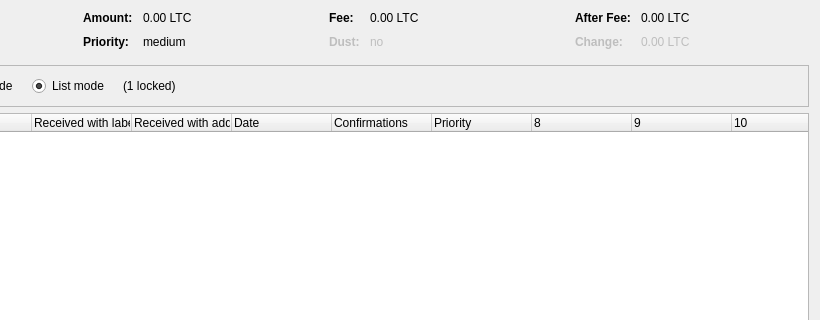
Above: src/qt/forms/coincontroldialog.ui from YoshiNomura/moneycoin1 before the change; both pictures show x 180 to 1000 and y 0 to 320 of the 1000 by 500 pixel window. Below: the same form after it.
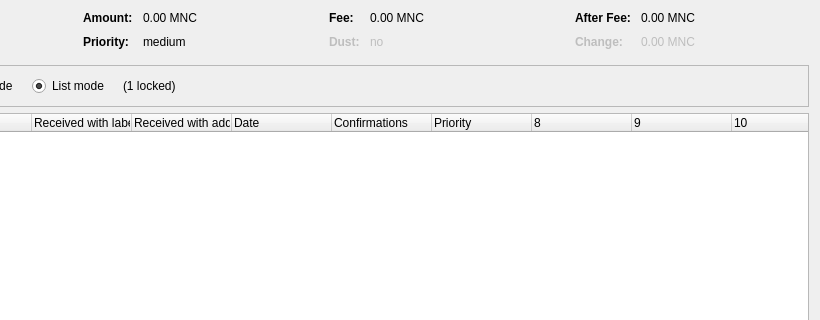
That is the form after the change. Custom widgets are drawn as their Qt base class.

Diff of the .ui file:
```diff
--- a/src/qt/forms/coincontroldialog.ui
+++ b/src/qt/forms/coincontroldialog.ui
@@ -132,7 +132,7 @@
           <enum>Qt::ActionsContextMenu</enum>
          </property>
          <property name="text">
-          <string notr="true">0.00 LTC</string>
+          <string notr="true">0.00 MNC</string>
          </property>
          <property name="textInteractionFlags">
           <set>Qt::LinksAccessibleByMouse|Qt::TextSelectableByKeyboard|Qt::TextSelectableByMouse</set>
@@ -206,7 +206,7 @@
           <enum>Qt::ActionsContextMenu</enum>
          </property>
          <property name="text">
-          <string notr="true">0.00 LTC</string>
+          <string notr="true">0.00 MNC</string>
          </property>
          <property name="textInteractionFlags">
           <set>Qt::LinksAccessibleByMouse|Qt::TextSelectableByKeyboard|Qt::TextSelectableByMouse</set>
@@ -286,7 +286,7 @@
           <enum>Qt::ActionsContextMenu</enum>
          </property>
          <property name="text">
-          <string notr="true">0.00 LTC</string>
+          <string notr="true">0.00 MNC</string>
          </property>
          <property name="textInteractionFlags">
           <set>Qt::LinksAccessibleByMouse|Qt::TextSelectableByKeyboard|Qt::TextSelectableByMouse</set>
@@ -321,7 +321,7 @@
           <enum>Qt::ActionsContextMenu</enum>
          </property>
          <property name="text">
-          <string notr="true">0.00 LTC</string>
+          <string notr="true">0.00 MNC</string>
          </property>
          <property name="textInteractionFlags">
           <set>Qt::LinksAccessibleByMouse|Qt::TextSelectableByKeyboard|Qt::TextSelectableByMouse</set>
```
